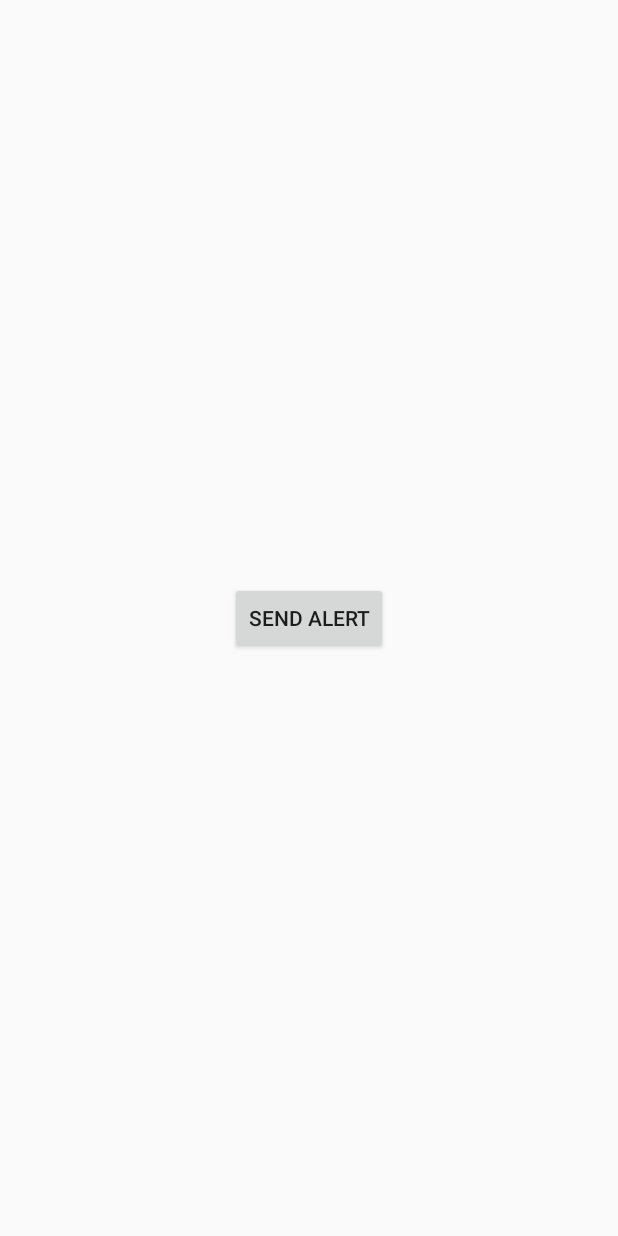
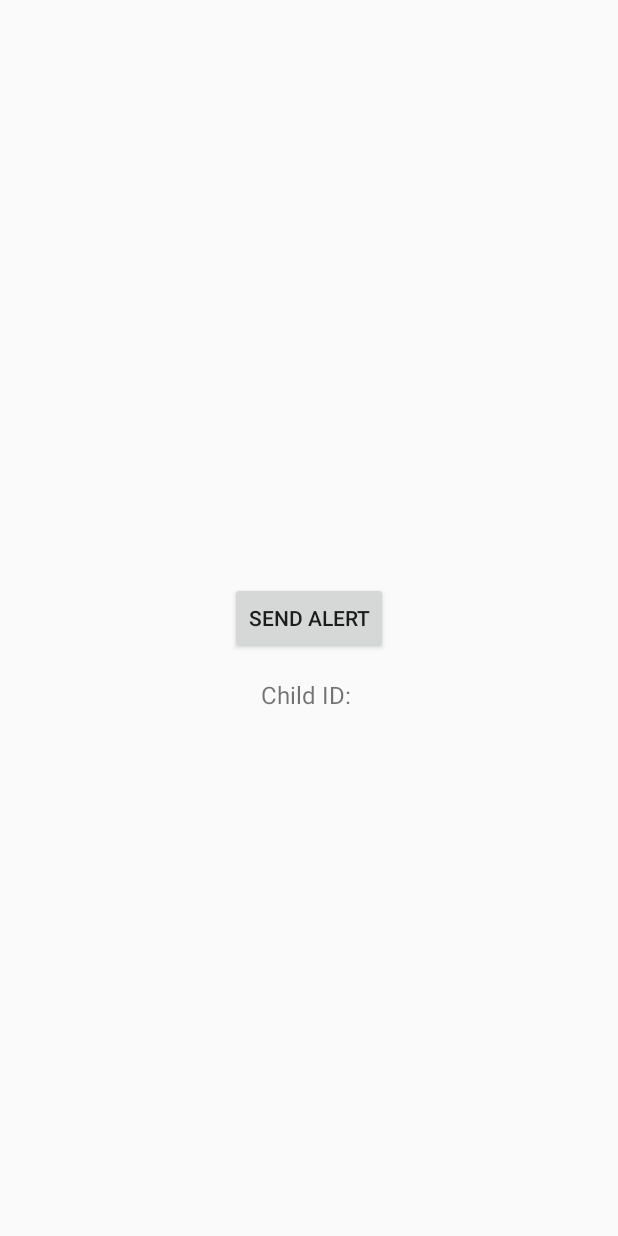
Before and after one commit to Samarth66/guardianTeenApp, an Android app built with Jetpack Compose: the ChildScreenActivity screen opened directly, with no data from a screen before it, on a phone screen of 412 x 824 dp. Run offline under Robolectric (Android 15) with nearby library versions, the phone set to English and light mode, and no system bars; our stand-ins replace Volley.

```diff
--- a/app/src/main/java/com/example/guardianteen/ChildScreenActivity.kt
+++ b/app/src/main/java/com/example/guardianteen/ChildScreenActivity.kt
@@ -2,6 +2,7 @@ package com.example.guardianteen
 
 import android.os.Bundle
 import android.widget.Button
+import android.widget.TextView
 import android.widget.Toast
 import androidx.appcompat.app.AppCompatActivity
 import com.android.volley.Request
@@ -12,13 +13,22 @@ import org.json.JSONObject
 class ChildScreenActivity : AppCompatActivity() {
 
     private lateinit var sendAlertButton: Button
+    private lateinit var childIdTextView: TextView
 
     override fun onCreate(savedInstanceState: Bundle?) {
         super.onCreate(savedInstanceState)
         setContentView(R.layout.activity_child_screen)
 
+        childIdTextView = findViewById(R.id.childIdTextView)
+
+
+        // Set the childId to the TextView
+
+        val childId = intent.getStringExtra("childId") ?: ""
+        childIdTextView.text = "Child ID: $childId"
         sendAlertButton = findViewById(R.id.sendAlertButton)
-        val childId = intent.getStringExtra("childId") ?: ""
+
+
 
         sendAlertButton.setOnClickListener { sendAlert(childId) }
     }
--- a/app/src/main/res/layout/activity_child_screen.xml
+++ b/app/src/main/res/layout/activity_child_screen.xml
@@ -12,5 +12,13 @@
         android:layout_height="wrap_content"
         android:text="Send Alert"
         android:layout_centerInParent="true"/>
-
+    <TextView
+        android:id="@+id/childIdTextView"
+        android:layout_width="wrap_content"
+        android:layout_height="wrap_content"
+        android:layout_below="@id/sendAlertButton"
+        android:layout_centerHorizontal="true"
+        android:layout_marginTop="16dp"
+        android:text=""
+        android:textSize="16sp"/>
 </RelativeLayout>
```
Also changed, not shown: app/src/main/java/com/example/guardianteen/LoginActivity.kt (+12 -0 lines), app/src/main/java/com/example/guardianteen/ParentScreenActivity.kt (+33 -2 lines), app/src/main/java/com/example/guardianteen/SignupActivity.kt (+14 -1 lines).
